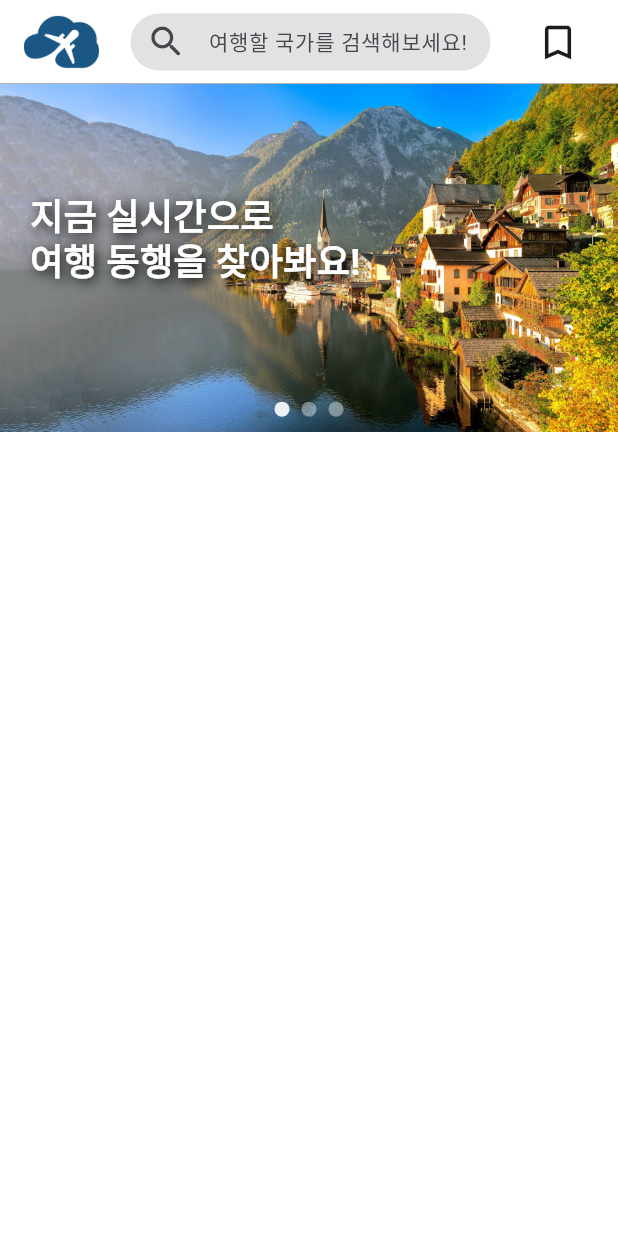
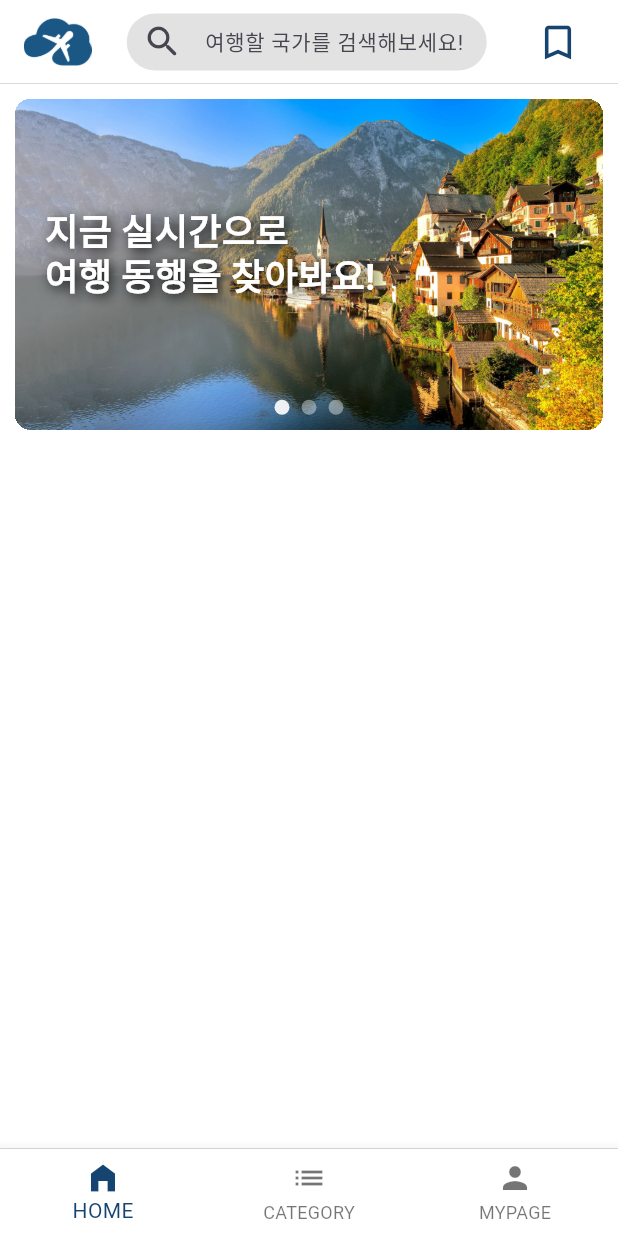
Before and after one commit to dongyoon7212/traveler_town_flutter, a Flutter app: the screen it shows after launch, on a phone screen of 412 x 824 dp. Run offline on Flutter 3.47's test engine with Material 3 defaults, Android fonts, the light colour scheme and no system bars; drawn by our look-alikes of carousel_slider.

Commit message:
Feat: BottomNavigationBar 추가

```diff
--- a/lib/screens/home_screen.dart
+++ b/lib/screens/home_screen.dart
@@ -12,10 +12,10 @@ class HomeScreen extends StatelessWidget {
       appBar: AppBar(
         title: const HomeAppBar(),
         backgroundColor: Colors.white,
+        foregroundColor: const Color.fromRGBO(22, 68, 113, 1),
         shape: const Border(
           bottom: BorderSide(
-            color: Colors.grey,
-            width: 0.5,
+            width: 0.1,
           ),
         ),
       ),
@@ -25,6 +25,37 @@ class HomeScreen extends StatelessWidget {
           ImageCarousel(),
         ],
       ),
+      bottomNavigationBar: Container(
+        decoration: const BoxDecoration(
+          border: Border(
+            top: BorderSide(
+              width: 0.1,
+            ),
+          ),
+        ),
+        child: BottomNavigationBar(
+          backgroundColor: Colors.white,
+          fixedColor: const Color.fromRGBO(22, 68, 113, 1),
+          items: const [
+            BottomNavigationBarItem(
+              icon: Icon(
+                Icons.home_filled,
+              ),
+              label: "HOME",
+            ),
+            BottomNavigationBarItem(
+                icon: Icon(
+                  Icons.list,
+                ),
+                label: "CATEGORY"),
+            BottomNavigationBarItem(
+                icon: Icon(
+                  Icons.person,
+                ),
+                label: "MYPAGE"),
+          ],
+        ),
+      ),
     );
   }
 }
--- a/lib/widgets/banner_slide_widget.dart
+++ b/lib/widgets/banner_slide_widget.dart
@@ -31,7 +31,16 @@ class _ImageCarouselState extends State<ImageCarousel> {
 
   @override
   Widget build(BuildContext context) {
-    return Center(
+    return Padding(
+      padding: const EdgeInsets.all(10),
+      child: Container(
+        clipBehavior: Clip.hardEdge,
+        decoration: BoxDecoration(
+          borderRadius: BorderRadius.circular(
+            10,
+          ),
+        ),
+        child: Center(
           child: Stack(
             alignment: Alignment.bottomCenter,
             children: [
@@ -40,7 +49,7 @@ class _ImageCarouselState extends State<ImageCarousel> {
                   autoPlay: true,
                   initialPage: 0,
                   viewportFraction: 1,
-              enlargeCenterPage: true,
+                  // enlargeCenterPage: true,
                   onPageChanged: (index, reason) {
                     setState(() {
                       _current = index;
@@ -117,7 +126,8 @@ class _ImageCarouselState extends State<ImageCarousel> {
                             vertical: 0, horizontal: 4.0),
                         decoration: BoxDecoration(
                           shape: BoxShape.circle,
-                      color: (Theme.of(context).brightness == Brightness.dark
+                          color: (Theme.of(context).brightness ==
+                                      Brightness.dark
                                   ? Colors.white
                                   : Colors.white)
                               .withOpacity(_current == entry.key ? 0.9 : 0.4),
@@ -129,6 +139,8 @@ class _ImageCarouselState extends State<ImageCarousel> {
               ),
             ],
           ),
+        ),
+      ),
     );
   }
 }
--- a/lib/widgets/home_app_bar_widget.dart
+++ b/lib/widgets/home_app_bar_widget.dart
@@ -12,7 +12,7 @@ class HomeAppBar extends StatelessWidget {
       crossAxisAlignment: CrossAxisAlignment.center,
       children: [
         SizedBox(
-          width: 50,
+          width: 45,
           child: Image.asset(
             "assets/logo.png",
             fit: BoxFit.cover,
```
Lines whose indentation alone changed are shown as unchanged.
